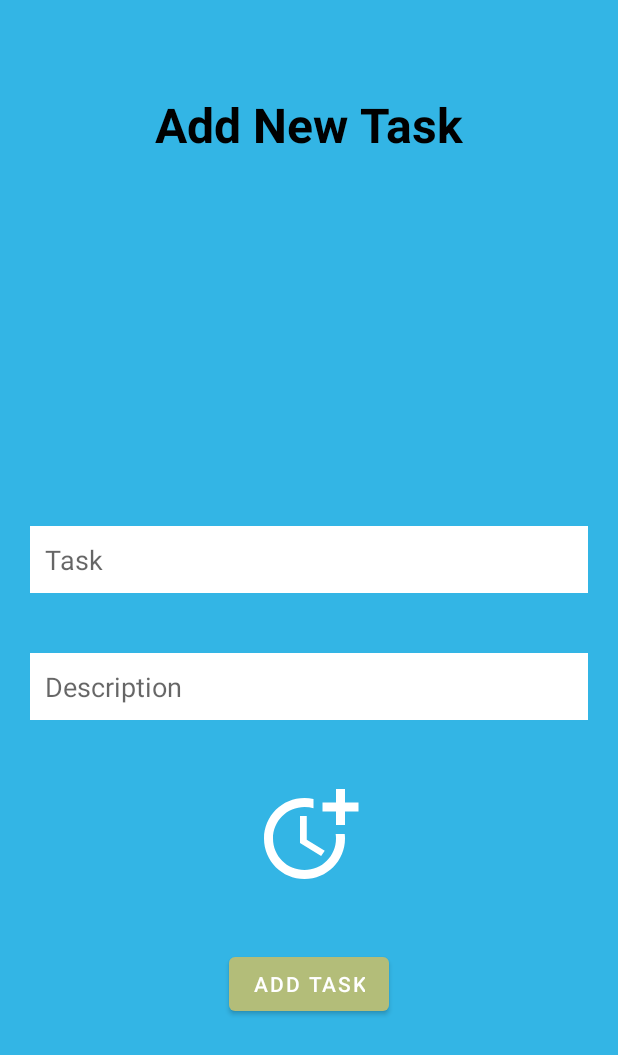
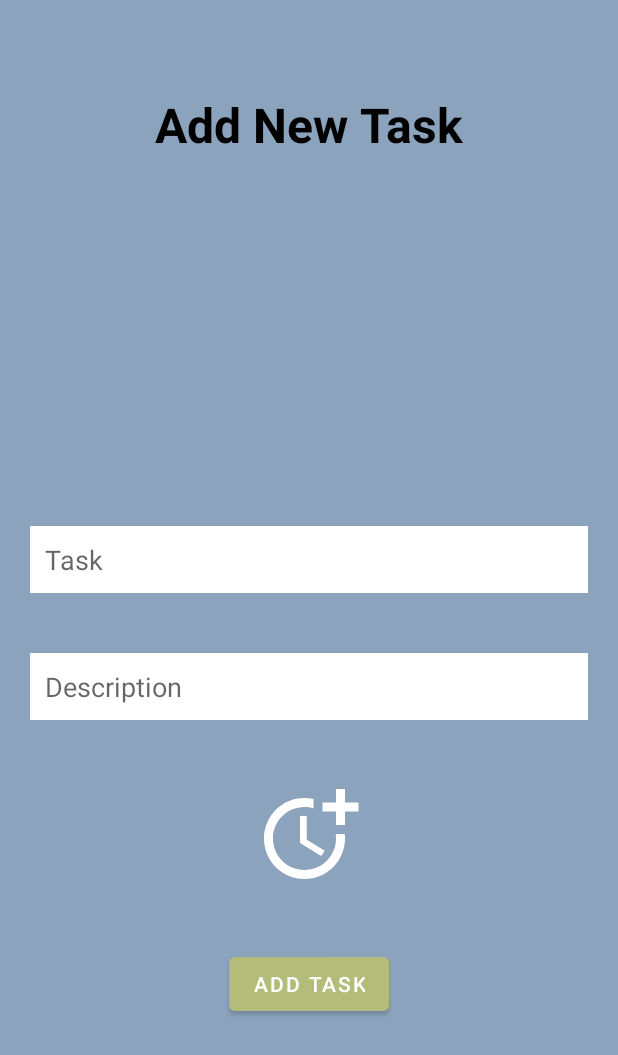
Before and after one commit to macdadebj1/TaskGarden, an Android app: the TaskFormActivity screen opened directly, with no data from a screen before it, on a phone screen of 412 x 824 dp. Shown: the top 1055 px of the screen. Run offline under Robolectric (Android 15) with nearby library versions, the phone set to English and light mode, and no system bars.

Commit message:
Parity fix across activities for colour schemes

```diff
--- a/app/src/main/res/layout/add_task_form.xml
+++ b/app/src/main/res/layout/add_task_form.xml
@@ -1,15 +1,13 @@
 <?xml version="1.0" encoding="utf-8"?>
-<androidx.constraintlayout.widget.ConstraintLayout
-    xmlns:android="http://schemas.android.com/apk/res/android"
+<androidx.constraintlayout.widget.ConstraintLayout xmlns:android="http://schemas.android.com/apk/res/android"
     xmlns:app="http://schemas.android.com/apk/res-auto"
     xmlns:tools="http://schemas.android.com/tools"
     android:layout_width="match_parent"
     android:layout_height="match_parent"
+    android:background="@color/RecyclerViewGrey"
     android:orientation="vertical"
     android:padding="20dp"
-    android:background="@android:color/holo_blue_light"
-    tools:context=".TaskFormActivity"
-    >
+    tools:context=".TaskFormActivity">
 
 
     <EditText
@@ -45,8 +43,8 @@
         android:layout_height="wrap_content"
         android:layout_gravity="center"
         android:layout_marginBottom="124dp"
+        android:onClick="addTaskForm"
         android:text="Add Task"
-        android:onClick="addTaskForm"
         app:layout_constraintBottom_toBottomOf="parent"
         app:layout_constraintEnd_toEndOf="parent"
         app:layout_constraintStart_toStartOf="parent" />
--- a/app/src/main/res/layout/completed_tasks.xml
+++ b/app/src/main/res/layout/completed_tasks.xml
@@ -4,6 +4,7 @@
     xmlns:tools="http://schemas.android.com/tools"
     android:layout_width="match_parent"
     android:layout_height="match_parent"
+    android:background="@color/white"
     tools:context=".CompletedTasksActivity">
 
     <androidx.recyclerview.widget.RecyclerView
@@ -11,7 +12,7 @@
         android:layout_width="370dp"
         android:layout_height="517dp"
         android:layout_marginTop="8dp"
-        android:background="@android:color/holo_blue_light"
+        android:background="@color/RecyclerViewGrey"
         android:clipToPadding="false"
         android:foregroundGravity="center_horizontal"
         android:padding="4dp"
@@ -22,10 +23,10 @@
 
     <Button
         android:id="@+id/btnShowCompletedTasks"
-        android:onClick="openMain"
         android:layout_width="211dp"
         android:layout_height="65dp"
         android:layout_marginBottom="4dp"
+        android:onClick="openMain"
         android:text="SHOW UNCOMPLETED TASKS"
         app:layout_constraintBottom_toBottomOf="parent"
         app:layout_constraintEnd_toEndOf="parent"
```
